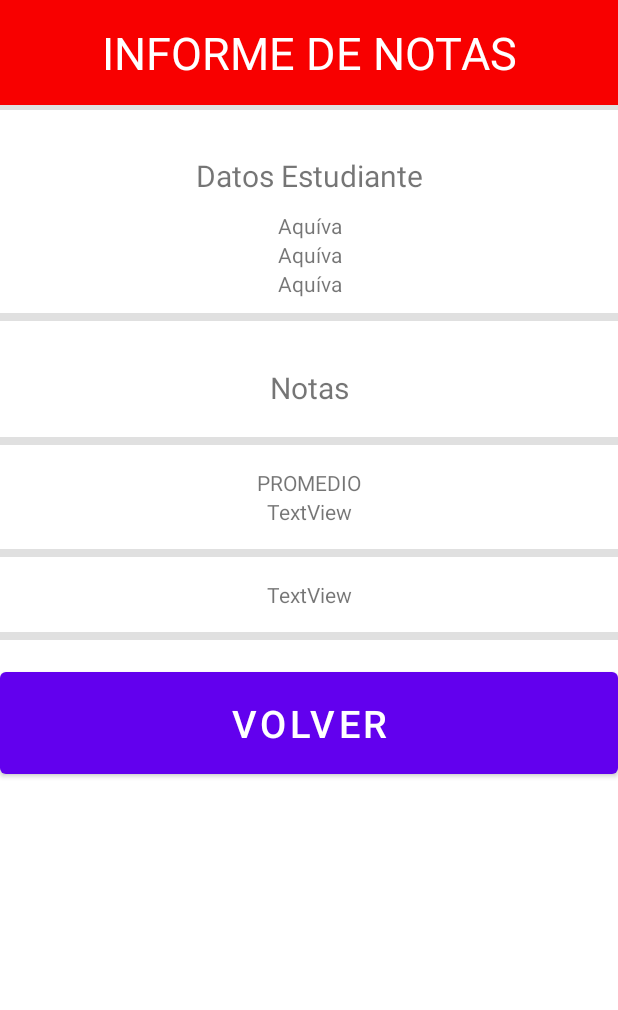
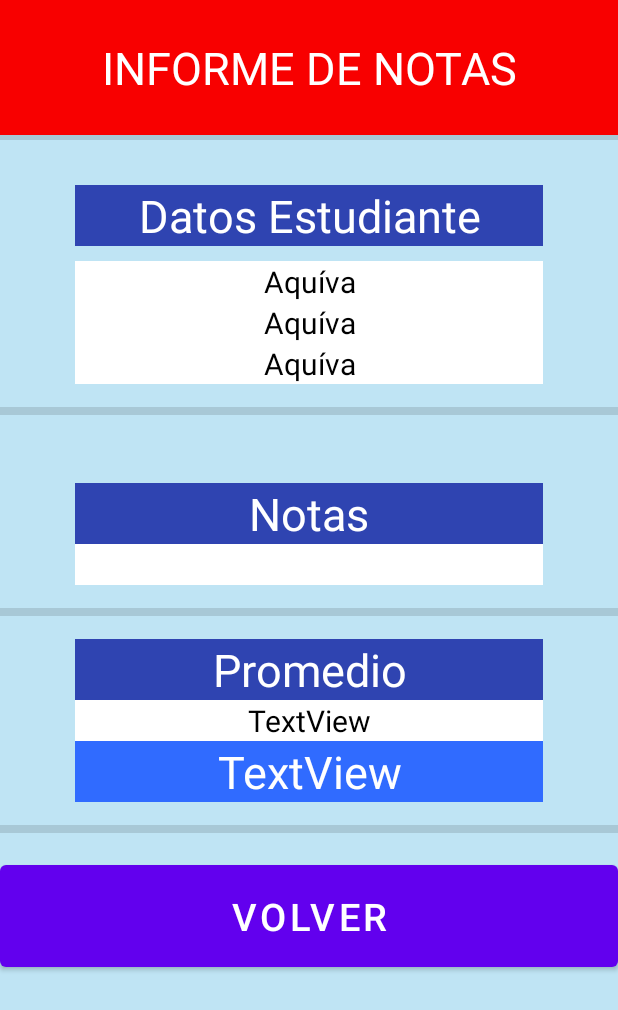
Before and after one commit to Crisjaroca/Laboratorio-Promedio, an Android app: the layout activity_informe.xml on its own in the app's theme, with its tools: preview values and no code run, on a phone screen of 412 x 824 dp. Shown: the top 1010 px of the screen. Run offline under Robolectric (Android 15) with nearby library versions, the phone set to English and light mode, and no system bars.

Commit message:
Proyecto Promedios v1.5

```diff
--- a/app/src/main/java/com/example/promedioest/DatosActivity.java
+++ b/app/src/main/java/com/example/promedioest/DatosActivity.java
@@ -100,7 +100,7 @@ public class DatosActivity extends AppCompatActivity {
 
     private void avisoLimite() {
         Context context = getApplicationContext();
-        CharSequence text = "Nota Fuera de Rango (0-5)";
+        CharSequence text = "Nota Fuera de Rango\n(0.0 - 5.0)";
         Toast toast = Toast.makeText(context, text, duration);
         toast.show();
     }
--- a/app/src/main/java/com/example/promedioest/InformeActivity.java
+++ b/app/src/main/java/com/example/promedioest/InformeActivity.java
@@ -3,6 +3,7 @@ package com.example.promedioest;
 import androidx.appcompat.app.AppCompatActivity;
 
 import android.content.Intent;
+import android.graphics.drawable.Drawable;
 import android.os.Bundle;
 import android.widget.Button;
 import android.widget.TextView;
--- a/app/src/main/res/layout/activity_informe.xml
+++ b/app/src/main/res/layout/activity_informe.xml
@@ -4,10 +4,13 @@
     xmlns:tools="http://schemas.android.com/tools"
     android:layout_width="match_parent"
     android:layout_height="match_parent"
+    android:background="#BFE4F4"
     tools:context=".InformeActivity">
+
     <ScrollView
         android:layout_width="match_parent"
-        android:layout_height="wrap_content">
+        android:layout_height="wrap_content"
+        app:layout_constraintStart_toStartOf="parent">
 
         <LinearLayout
             android:layout_width="match_parent"
@@ -18,7 +21,7 @@
                 android:id="@+id/textView2"
                 style="@style/tituloprincipalTxt"
                 android:layout_width="fill_parent"
-                android:layout_height="70dp"
+                android:layout_height="90dp"
                 android:background="#F80000"
                 android:text="INFORME DE NOTAS"
                 tools:layout_editor_absoluteX="0dp"
@@ -40,9 +43,11 @@
                 android:layout_marginStart="50dp"
                 android:layout_marginTop="30dp"
                 android:layout_marginEnd="50dp"
+                android:background="#2F44B1"
                 android:text="Datos Estudiante"
                 android:textAlignment="center"
-                android:textSize="20dp"
+                android:textColor="@color/white"
+                android:textSize="30dp"
                 app:layout_constraintEnd_toEndOf="parent"
                 app:layout_constraintHorizontal_bias="1.0"
                 app:layout_constraintStart_toStartOf="parent"
@@ -52,9 +57,10 @@
                 android:id="@+id/linearLayout2"
                 android:layout_width="match_parent"
                 android:layout_height="wrap_content"
-                android:layout_marginStart="40dp"
+                android:layout_marginStart="50dp"
                 android:layout_marginTop="10dp"
-                android:layout_marginEnd="40dp"
+                android:layout_marginEnd="50dp"
+                android:background="@color/white"
                 android:orientation="vertical"
                 app:layout_constraintEnd_toEndOf="parent"
                 app:layout_constraintStart_toStartOf="parent"
@@ -65,21 +71,27 @@
                     android:layout_width="match_parent"
                     android:layout_height="wrap_content"
                     android:text="Aquíva"
-                    android:textAlignment="center" />
+                    android:textAlignment="center"
+                    android:textColor="@color/black"
+                    android:textSize="20dp" />
 
                 <TextView
                     android:id="@+id/codigoInfo"
                     android:layout_width="match_parent"
                     android:layout_height="wrap_content"
                     android:text="Aquíva"
-                    android:textAlignment="center" />
+                    android:textAlignment="center"
+                    android:textColor="@color/black"
+                    android:textSize="20dp" />
 
                 <TextView
                     android:id="@+id/materiaInfo"
                     android:layout_width="match_parent"
                     android:layout_height="wrap_content"
                     android:text="Aquíva"
-                    android:textAlignment="center" />
+                    android:textAlignment="center"
+                    android:textColor="@color/black"
+                    android:textSize="20dp" />
 
             </LinearLayout>
 
@@ -87,7 +99,7 @@
                 android:id="@+id/divider"
                 android:layout_width="match_parent"
                 android:layout_height="5dp"
-                android:layout_marginTop="10dp"
+                android:layout_marginTop="15dp"
                 android:background="?android:attr/listDivider"
                 app:layout_constraintTop_toBottomOf="@+id/linearLayout2" />
 
@@ -96,25 +108,39 @@
                 android:layout_width="match_parent"
                 android:layout_height="wrap_content"
                 android:layout_marginTop="15dp"
+                android:gravity="center"
                 android:orientation="vertical"
                 app:layout_constraintEnd_toEndOf="parent"
                 app:layout_constraintStart_toStartOf="parent"
                 app:layout_constraintTop_toBottomOf="@+id/divider">
 
                 <TextView
-                    android:id="@+id/textView11"
+                    android:id="@+id/textView16"
                     android:layout_width="match_parent"
                     android:layout_height="wrap_content"
-                    android:layout_marginTop="15dp"
+                    android:layout_marginStart="50dp"
+                    android:layout_marginTop="30dp"
+                    android:layout_marginEnd="50dp"
+                    android:background="#2F44B1"
                     android:text="Notas"
                     android:textAlignment="center"
-                    android:textSize="20dp" />
+                    android:textColor="@color/white"
+                    android:textSize="30dp"
+                    app:layout_constraintEnd_toEndOf="parent"
+                    app:layout_constraintHorizontal_bias="1.0"
+                    app:layout_constraintStart_toStartOf="parent"
+                    app:layout_constraintTop_toBottomOf="@+id/divider2" />
 
                 <TextView
                     android:id="@+id/todasNotasInfo"
                     android:layout_width="match_parent"
                     android:layout_height="wrap_content"
-                    android:textAlignment="center" />
+                    android:layout_marginLeft="50dp"
+                    android:layout_marginRight="50dp"
+                    android:background="@color/white"
+                    android:textAlignment="center"
+                    android:textColor="@color/black"
+                    android:textSize="20dp" />
 
             </LinearLayout>
 
@@ -122,6 +148,7 @@
                 android:id="@+id/divider6"
                 android:layout_width="match_parent"
                 android:layout_height="5dp"
+                android:layout_marginTop="15dp"
                 android:background="?android:attr/listDivider"
                 app:layout_constraintTop_toBottomOf="@+id/linearLayout5"
                 tools:layout_editor_absoluteX="0dp" />
@@ -130,9 +157,14 @@
                 android:id="@+id/textView15"
                 android:layout_width="match_parent"
                 android:layout_height="wrap_content"
+                android:layout_marginLeft="50dp"
                 android:layout_marginTop="15dp"
-                android:text="PROMEDIO"
+                android:layout_marginRight="50dp"
+                android:background="#2F44B1"
+                android:text="Promedio"
                 android:textAlignment="center"
+                android:textColor="@color/white"
+                android:textSize="30dp"
                 app:layout_constraintEnd_toEndOf="parent"
                 app:layout_constraintStart_toStartOf="parent"
                 app:layout_constraintTop_toBottomOf="@+id/divider6" />
@@ -141,28 +173,28 @@
                 android:id="@+id/promedio"
                 android:layout_width="match_parent"
                 android:layout_height="wrap_content"
+                android:layout_marginLeft="50dp"
+                android:layout_marginRight="50dp"
+                android:background="@color/white"
                 android:text="TextView"
                 android:textAlignment="center"
+                android:textSize="20dp"
                 app:layout_constraintEnd_toEndOf="@+id/divider6"
                 app:layout_constraintStart_toStartOf="parent"
-                app:layout_constraintTop_toBottomOf="@+id/textView15" />
-
-            <View
-                android:id="@+id/divider7"
-                android:layout_width="match_parent"
-                android:layout_height="5dp"
-                android:layout_marginTop="15dp"
-                android:background="?android:attr/listDivider"
-                app:layout_constraintTop_toBottomOf="@+id/promedio"
-                tools:layout_editor_absoluteX="0dp" />
+                app:layout_constraintTop_toBottomOf="@+id/textView15"
+                android:textColor="@color/black" />
 
             <TextView
                 android:id="@+id/mensajeProm"
                 android:layout_width="match_parent"
                 android:layout_height="wrap_content"
-                android:layout_marginTop="15dp"
+                android:layout_marginLeft="50dp"
+                android:layout_marginRight="50dp"
+                android:background="#306BFF"
                 android:text="TextView"
                 android:textAlignment="center"
+                android:textColor="@color/white"
+                android:textSize="30dp"
                 app:layout_constraintTop_toBottomOf="@+id/divider7"
                 tools:layout_editor_absoluteX="0dp" />
 
```
Also changed, not shown: app/src/main/res/layout/activity_datos.xml (+72 -49 lines), app/src/main/res/layout/activity_main.xml (+40 -59 lines).
